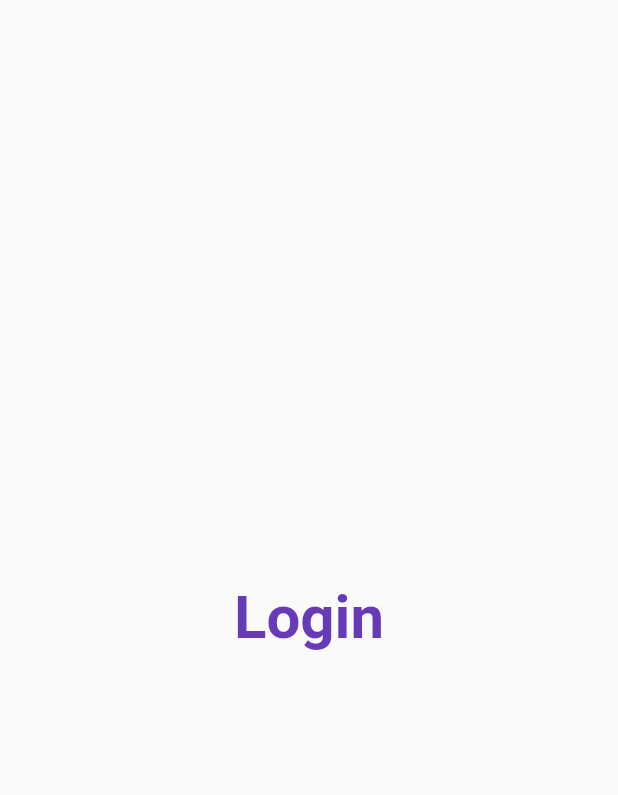
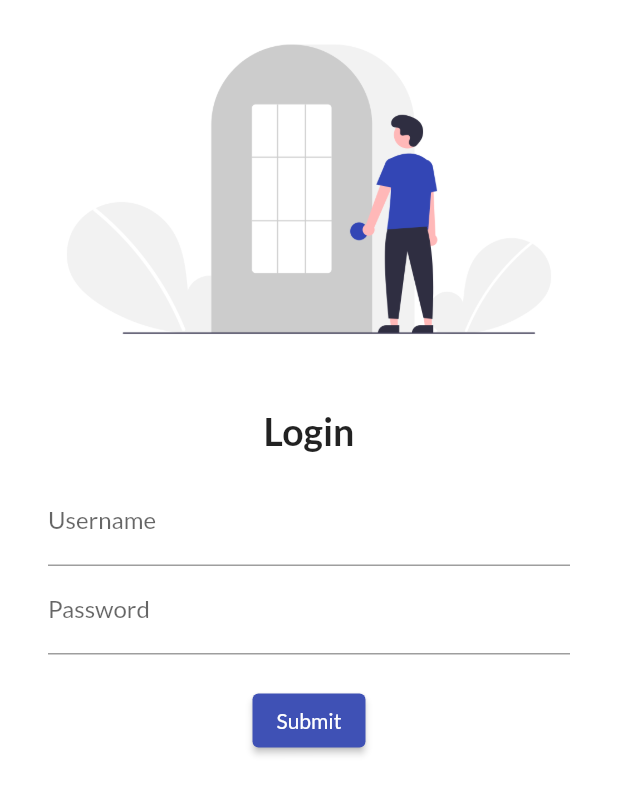
Before and after one commit to AdityaxBhatt/CatalogeFlutter, a Flutter app: the screen it shows after launch, on a phone screen of 412 x 824 dp. Shown: the top 795 px of the screen. Run offline on Flutter 3.47's test engine with Material 2 defaults, Android fonts, the phone set to English and light mode, and no system bars; our stand-ins replace google_fonts.

Commit message:
Day 4 completed

```diff
--- a/lib/main.dart
+++ b/lib/main.dart
@@ -1,6 +1,7 @@
 import 'package:cataloge/pages/homepage.dart';
 import 'package:flutter/material.dart';
 import 'package:cataloge/pages/loginpage.dart';
+import 'package:google_fonts/google_fonts.dart';
 
 void main() {
   runApp(MyApp());
@@ -11,12 +12,15 @@ class MyApp extends StatelessWidget {
   @override
   Widget build(BuildContext context) {
     return MaterialApp(
-      themeMode: ThemeMode.system,
-      theme: ThemeData(primarySwatch: Colors.deepPurple),
+      themeMode: ThemeMode.light,
+      theme: ThemeData(
+        primarySwatch: Colors.indigo,
+        fontFamily: GoogleFonts.lato().fontFamily,
+      ),
       darkTheme: ThemeData(brightness: Brightness.dark),
       routes: {
-        "/": (context) => loginpage(),
-        "/login": (context) => loginpage(),
+        "/": (context) => Loginpage(),
+        "/login": (context) => Loginpage(),
       },
     );
   }
--- a/lib/pages/loginpage.dart
+++ b/lib/pages/loginpage.dart
@@ -1,18 +1,56 @@
+// ignore_for_file: prefer_const_constructors
+
 import 'package:flutter/material.dart';
 
-class loginpage extends StatelessWidget {
+class Loginpage extends StatelessWidget {
   @override
   Widget build(BuildContext context) {
-    return const Material(
-      child: Center(
-        child: Text(
-          "Login",
-          style: TextStyle(
-            fontSize: 40,
-            color: Colors.deepPurple,
-            fontWeight: FontWeight.bold,
+    return Material(
+      color: Colors.white,
+      child: Column(
+        children: [
+          Image.asset(
+            "assets/images/undraw_Login_re_4vu2.png",
+            fit: BoxFit.cover,
           ),
-        ),
+          SizedBox(
+            height: 20,
+          ),
+          const Text(
+            "Login",
+            style: TextStyle(fontSize: 25, fontWeight: FontWeight.bold),
+          ),
+          Padding(
+            padding:
+                const EdgeInsets.symmetric(vertical: 16.0, horizontal: 32.0),
+            child: Column(
+              children: [
+                TextFormField(
+                  decoration: const InputDecoration(
+                    hintText: "Enter Username",
+                    label: Text("Username"),
+                  ),
+                ),
+                TextFormField(
+                  obscureText: true,
+                  decoration: const InputDecoration(
+                    hintText: "Enter Password",
+                    label: Text("Password"),
+                  ),
+                ),
+                SizedBox(
+                  height: 20,
+                ),
+                ElevatedButton(
+                  child: Text("Submit"),
+                  onPressed: () {
+                    print("Hello");
+                  },
+                )
+              ],
+            ),
+          )
+        ],
       ),
     );
   }
```
Also changed, not shown: pubspec.yaml (+5 -6 lines), assets/images/undraw_Login_re_4vu2.png (added), pubspec.lock, 1 other file.
